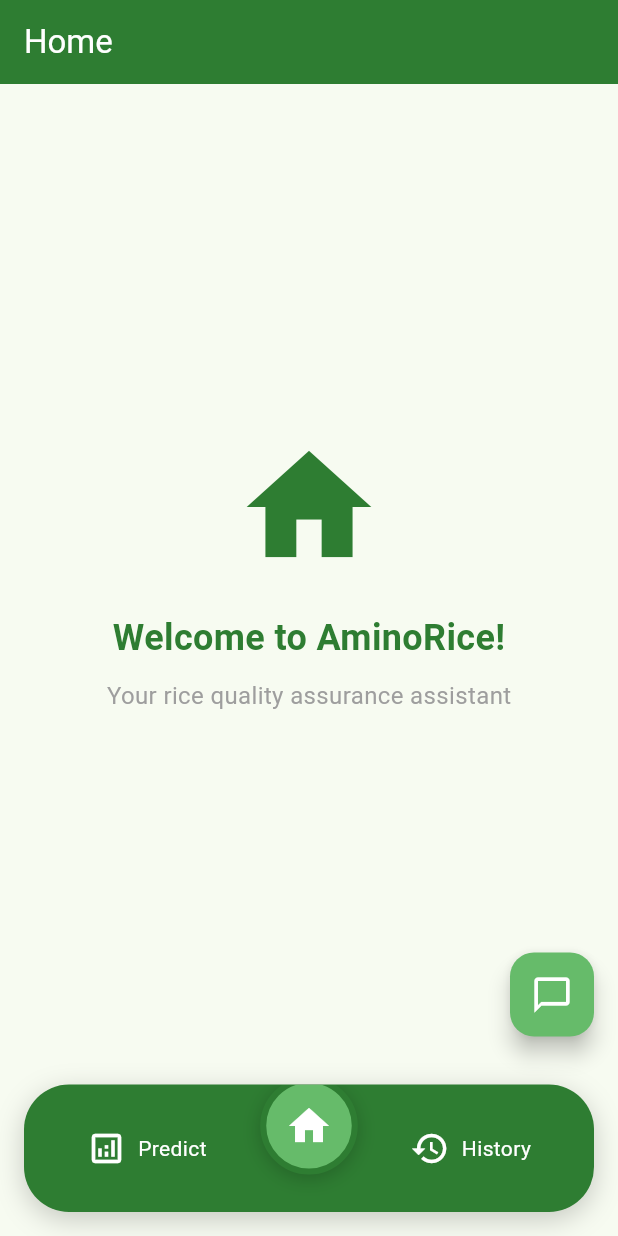
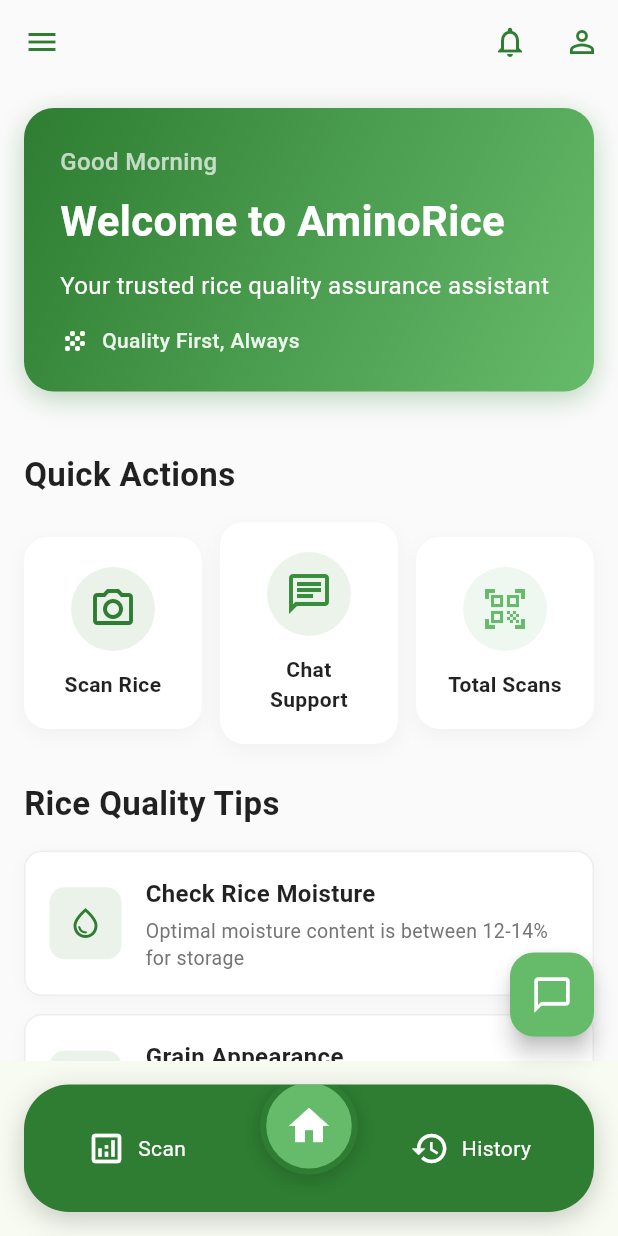
Before and after one commit to Davdesigner/Mission_capstone, a Flutter app: the MainNavBar screen opened directly, on a phone screen of 412 x 824 dp. Run offline on Flutter 3.47's test engine with Material 3 defaults, Android fonts, the light colour scheme and no system bars; our stand-ins replace lottie.

Commit message:
great update

```diff
--- /dev/null
+++ b/Front_end/amino_rice/lib/Screens/homepage.dart
@@ -0,0 +1,333 @@
+import 'package:flutter/material.dart';
+
+/// Home screen for AminoRice - Rice Quality Assurance Application
+class HomeScreen extends StatelessWidget {
+  const HomeScreen({super.key});
+
+  @override
+  Widget build(BuildContext context) {
+    return Scaffold(
+      backgroundColor: Colors.grey[50],
+      appBar: AppBar(
+        backgroundColor: Colors.grey[50],
+        foregroundColor: const Color(0xFF2E7D32),
+        elevation: 0,
+        leading: IconButton(
+          icon: const Icon(Icons.menu),
+          onPressed: () {
+            // TODO: Open menu drawer
+          },
+        ),
+        actions: [
+          IconButton(
+            icon: const Icon(Icons.notifications_outlined),
+            onPressed: () {
+              // TODO: Navigate to notifications
+            },
+          ),
+          IconButton(
+            icon: const Icon(Icons.person_outline),
+            onPressed: () {
+              // TODO: Navigate to profile
+            },
+          ),
+        ],
+      ),
+      body: SingleChildScrollView(
+        child: Column(
+          crossAxisAlignment: CrossAxisAlignment.start,
+          children: [
+            _buildWelcomeSection(context),
+            const SizedBox(height: 24),
+            _buildQuickActionsSection(context),
+            const SizedBox(height: 24),
+            _buildRiceQualityTipsSection(context),
+            const SizedBox(height: 100),
+          ],
+        ),
+      ),
+    );
+  }
+
+  Widget _buildWelcomeSection(BuildContext context) {
+    final hour = DateTime.now().hour;
+    String greeting = 'Good Morning';
+    if (hour >= 12 && hour < 17) {
+      greeting = 'Good Afternoon';
+    } else if (hour >= 17) {
+      greeting = 'Good Evening';
+    }
+
+    return Container(
+      width: double.infinity,
+      margin: const EdgeInsets.all(16),
+      padding: const EdgeInsets.all(24),
+      decoration: BoxDecoration(
+        gradient: const LinearGradient(
+          colors: [Color(0xFF2E7D32), Color(0xFF66BB6A)],
+          begin: Alignment.topLeft,
+          end: Alignment.bottomRight,
+        ),
+        borderRadius: BorderRadius.circular(20),
+        boxShadow: [
+          BoxShadow(
+            color: const Color(0xFF2E7D32).withOpacity(0.3),
+            blurRadius: 15,
+            offset: const Offset(0, 5),
+          ),
+        ],
+      ),
+      child: Column(
+        crossAxisAlignment: CrossAxisAlignment.start,
+        children: [
+          Text(
+            greeting,
+            style: const TextStyle(
+              fontSize: 16,
+              color: Colors.white70,
+              fontWeight: FontWeight.w500,
+            ),
+          ),
+          const SizedBox(height: 8),
+          const Text(
+            'Welcome to AminoRice',
+            style: TextStyle(
+              fontSize: 28,
+              fontWeight: FontWeight.bold,
+              color: Colors.white,
+            ),
+          ),
+          const SizedBox(height: 12),
+          const Text(
+            'Your trusted rice quality assurance assistant',
+            style: TextStyle(fontSize: 16, color: Colors.white, height: 1.4),
+          ),
+          const SizedBox(height: 16),
+          Row(
+            children: [
+              const Icon(Icons.grain, color: Colors.white, size: 20),
+              const SizedBox(width: 8),
+              Text(
+                'Quality First, Always',
+                style: TextStyle(
+                  fontSize: 14,
+                  color: Colors.white.withOpacity(0.9),
+                  fontWeight: FontWeight.w500,
+                ),
+              ),
+            ],
+          ),
+        ],
+      ),
+    );
+  }
+
+  Widget _buildQuickActionsSection(BuildContext context) {
+    return Padding(
+      padding: const EdgeInsets.symmetric(horizontal: 16),
+      child: Column(
+        crossAxisAlignment: CrossAxisAlignment.start,
+        children: [
+          const Text(
+            'Quick Actions',
+            style: TextStyle(
+              fontSize: 22,
+              fontWeight: FontWeight.bold,
+              color: Colors.black87,
+            ),
+          ),
+          const SizedBox(height: 16),
+          Row(
+            children: [
+              Expanded(
+                child: _buildActionCard(
+                  title: 'Scan Rice',
+                  icon: Icons.camera_alt_outlined,
+                  color: const Color(0xFF2E7D32),
+                  onTap: () {
+                    // TODO: Open camera to scan rice
+                  },
+                ),
+              ),
+              const SizedBox(width: 12),
+
+              Expanded(
+                child: _buildActionCard(
+                  title: 'Chat Support',
+                  icon: Icons.chat_outlined,
+                  color: const Color(0xFF388E3C),
+                  onTap: () {
+                    // TODO: Open chat support
+                  },
+                ),
+              ),
+              const SizedBox(width: 12),
+              Expanded(
+                child: _buildActionCard(
+                  title: 'Total Scans',
+                  icon: Icons.qr_code_scanner_sharp,
+                  color: const Color(0xFF66BB6A),
+                  onTap: () {
+                    // TODO: Navigate to total scans
+                  },
+                ),
+              ),
+            ],
+          ),
+        ],
+      ),
+    );
+  }
+
+  Widget _buildActionCard({
+    required String title,
+    required IconData icon,
+    required Color color,
+    required VoidCallback onTap,
+  }) {
+    return GestureDetector(
+      onTap: onTap,
+      child: Container(
+        padding: const EdgeInsets.all(20),
+        decoration: BoxDecoration(
+          color: Colors.white,
+          borderRadius: BorderRadius.circular(16),
+          boxShadow: [
+            BoxShadow(
+              color: Colors.grey.withOpacity(0.1),
+              blurRadius: 10,
+              offset: const Offset(0, 4),
+            ),
+          ],
+        ),
+        child: Column(
+          children: [
+            Container(
+              padding: const EdgeInsets.all(12),
+              decoration: BoxDecoration(
+                color: color.withOpacity(0.1),
+                shape: BoxShape.circle,
+              ),
+              child: Icon(icon, size: 32, color: color),
+            ),
+            const SizedBox(height: 12),
+            Text(
+              title,
+              style: const TextStyle(
+                fontSize: 14,
+                fontWeight: FontWeight.w600,
+                color: Colors.black87,
+              ),
+              textAlign: TextAlign.center,
+            ),
+          ],
+        ),
+      ),
+    );
+  }
+
+  Widget _buildRiceQualityTipsSection(BuildContext context) {
+    final tips = [
+      {
+        'title': 'Check Rice Moisture',
+        'description': 'Optimal moisture content is between 12-14% for storage',
+        'icon': Icons.water_drop_outlined,
+      },
+      {
+        'title': 'Grain Appearance',
+        'description': 'Look for uniform color and minimal broken grains',
+        'icon': Icons.visibility_outlined,
+      },
+      {
+        'title': 'Storage Tips',
+        'description': 'Store in cool, dry place to maintain quality',
+        'icon': Icons.store_outlined,
+      },
+    ];
+
+    return Padding(
+      padding: const EdgeInsets.symmetric(horizontal: 16),
+      child: Column(
+        crossAxisAlignment: CrossAxisAlignment.start,
+        children: [
+          const Text(
+            'Rice Quality Tips',
+            style: TextStyle(
+              fontSize: 22,
+              fontWeight: FontWeight.bold,
+              color: Colors.black87,
+            ),
+          ),
+          const SizedBox(height: 16),
+          ...tips.map(
+            (tip) => _buildTipCard(
+              title: tip['title'] as String,
+              description: tip['description'] as String,
+              icon: tip['icon'] as IconData,
+            ),
+          ),
+        ],
+      ),
+    );
+  }
+
+  Widget _buildTipCard({
+    required String title,
+    required String description,
+    required IconData icon,
+  }) {
+    return Container(
+      margin: const EdgeInsets.only(bottom: 12),
+      padding: const EdgeInsets.all(16),
+      decoration: BoxDecoration(
+        color: Colors.white,
+        borderRadius: BorderRadius.circular(12),
+        border: Border.all(color: Colors.grey[200]!),
+        boxShadow: [
+          BoxShadow(
+            color: Colors.grey.withOpacity(0.08),
+            blurRadius: 8,
+            offset: const Offset(0, 2),
+          ),
+        ],
+      ),
+      child: Row(
+        children: [
+          Container(
+            padding: const EdgeInsets.all(12),
+            decoration: BoxDecoration(
+              color: const Color(0xFF2E7D32).withOpacity(0.1),
+              borderRadius: BorderRadius.circular(10),
+            ),
+            child: Icon(icon, color: const Color(0xFF2E7D32), size: 24),
+          ),
+          const SizedBox(width: 16),
+          Expanded(
+            child: Column(
+              crossAxisAlignment: CrossAxisAlignment.start,
+              children: [
+                Text(
+                  title,
+                  style: const TextStyle(
+                    fontSize: 16,
+                    fontWeight: FontWeight.w600,
+                    color: Colors.black87,
+                  ),
+                ),
+                const SizedBox(height: 4),
+                Text(
+                  description,
+                  style: TextStyle(
+                    fontSize: 13,
+                    color: Colors.grey[600],
+                    height: 1.4,
+                  ),
+                ),
+              ],
+            ),
+          ),
+        ],
+      ),
+    );
+  }
+}
--- a/Front_end/amino_rice/lib/Screens/main_navbar.dart
+++ b/Front_end/amino_rice/lib/Screens/main_navbar.dart
@@ -1,5 +1,6 @@
 import 'package:flutter/material.dart';
 import 'chatbot.dart';
+import 'homepage.dart';
 
 class MainNavBar extends StatefulWidget {
   const MainNavBar({super.key});
@@ -100,7 +101,7 @@
                 mainAxisAlignment: MainAxisAlignment.spaceBetween,
                 children: [
                   // Left side - Predict
-                  _navItem(Icons.analytics_outlined, "Predict", 0),
+                  _navItem(Icons.analytics_outlined, "Scan", 0),
 
                   const SizedBox(width: 80), // Space for center home button
                   // Right side - History
@@ -152,43 +153,6 @@
 }
 
 // Placeholder Screens
-class HomeScreen extends StatelessWidget {
-  const HomeScreen({super.key});
-
-  @override
-  Widget build(BuildContext context) {
-    return Scaffold(
-      appBar: AppBar(
-        title: const Text('Home'),
-        backgroundColor: const Color(0xFF2E7D32),
-        foregroundColor: Colors.white,
-      ),
-      body: Center(
-        child: Column(
-          mainAxisAlignment: MainAxisAlignment.center,
-          children: [
-            Icon(Icons.home, size: 100, color: const Color(0xFF2E7D32)),
-            const SizedBox(height: 20),
-            const Text(
-              'Welcome to AminoRice!',
-              style: TextStyle(
-                fontSize: 24,
-                fontWeight: FontWeight.bold,
-                color: Color(0xFF2E7D32),
-              ),
-            ),
-            const SizedBox(height: 10),
-            const Text(
-              'Your rice quality assurance assistant',
-              style: TextStyle(fontSize: 16, color: Colors.grey),
-            ),
-          ],
-        ),
-      ),
-    );
-  }
-}
-
 class HistoryScreen extends StatelessWidget {
   const HistoryScreen({super.key});
 
```
